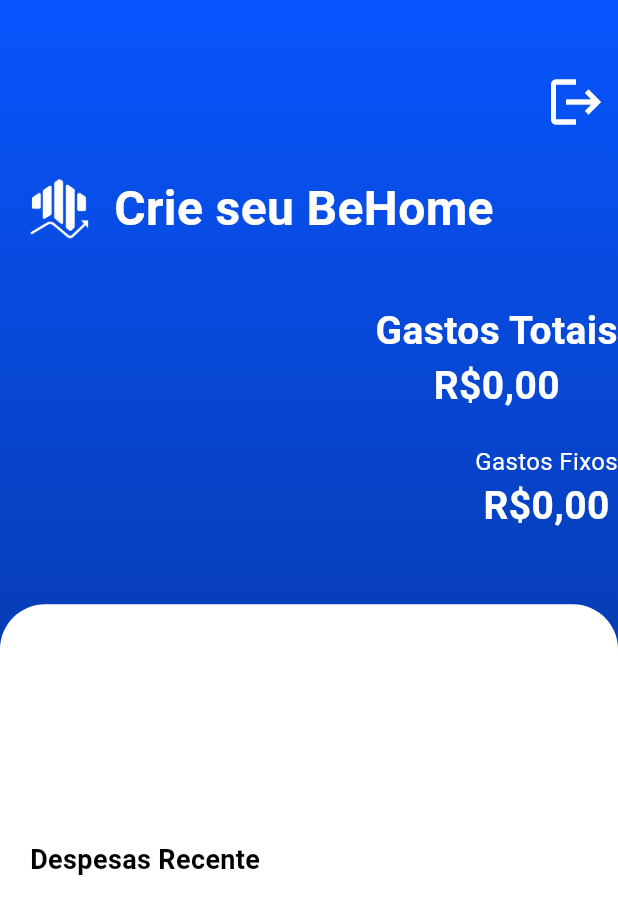
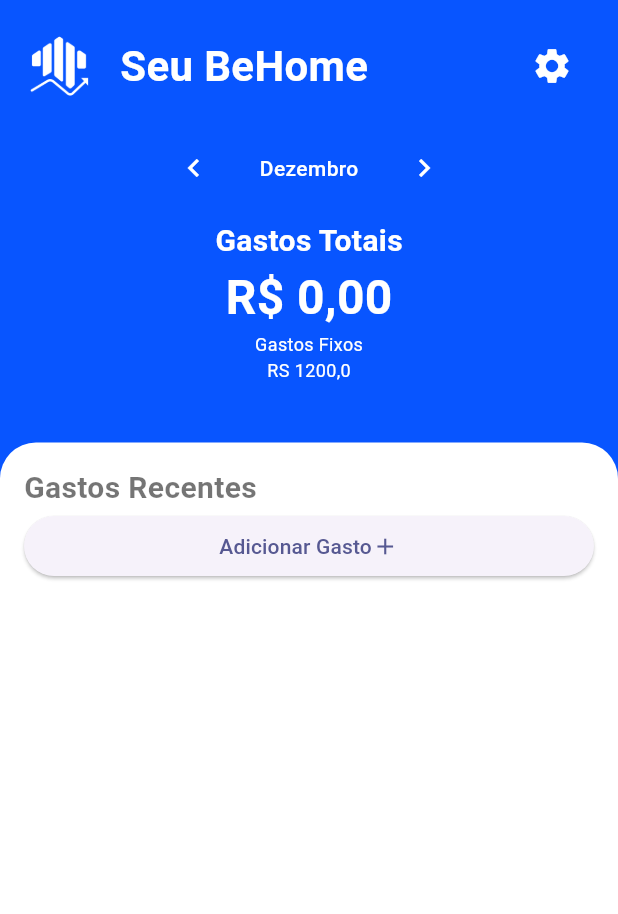
Before and after one commit to Redoze/Behome_-_DSI, a Flutter app: the screen it shows once a user with an empty profile is signed in, on a phone screen of 412 x 824 dp. Shown: the top 914 px of the screen. Run offline on Flutter 3.47's test engine with Material 3 defaults, Android fonts, the phone set to English and light mode, and no system bars; our stand-ins replace cloud_firestore, firebase_auth, firebase_core, fluttertoast; accounts and stored records are empty.

Commit message:
Update gastos

```diff
--- a/lib/pages/home_page.dart
+++ b/lib/pages/home_page.dart
@@ -1,6 +1,10 @@
+import 'package:behome/pages/gastos_page.dart';
 import 'package:behome/services/auth_service.dart';
+import 'package:behome/services/expense_service.dart';
+import 'package:behome/styles/text_styles.dart';
 import 'package:behome/widgets/expenses_list.dart';
 import 'package:flutter/material.dart';
+import 'package:intl/intl.dart';
 import 'package:provider/provider.dart';
 
 class HomePage extends StatefulWidget {
@@ -21,195 +25,200 @@ class _HomePageState extends State<HomePage> {
     }
   }
 
-  final totalAmountController = TextEditingController(text: 'R\$0.00');
-  final fixedExpensesController = TextEditingController(text: 'R\$0.00');
-
-  String totalAmount = 'R\$0,00';
-  String fixedExpenses = 'R\$0,00';
-  double initialY = -1;
-  double currentY = -1;
-
-  void_onVerticalDragUpdate(DragUpdateDetails details) {
-    setState(() {
-      currentY = details.localPosition.dy;
-    });
-  }
-
-  void _onVerticalDragEnd(_) {
-    setState(() {
-      initialY = currentY;
-    });
-  }
-
-  void incrementTotalAmount(String value) {
-    setState(() {
-      totalAmount = value;
-    });
-  }
-
-  void incrementFixedExpenses(String value) {
-    setState(() {
-      fixedExpenses = value;
-    });
-  }
-
   @override
   Widget build(BuildContext context) {
     return Scaffold(
-        body: Center(
-      child: Container(
+      body: Container(
         decoration: const BoxDecoration(
           gradient: LinearGradient(
             begin: Alignment.topCenter,
             end: Alignment.bottomCenter,
             colors: [
-              Color.fromRGBO(8, 85, 255, 1),
-              Color.fromRGBO(5, 39, 114, 1),
+              Color.fromRGBO(8, 85, 255, 1), // End color
+              Color.fromRGBO(8, 85, 255, 1), // Start color
+            ],
+          ),
+        ),
+        child: SafeArea(
+          bottom: false,
+          child: Column(
+            children: [
+              HomeHeader(
+                onSettingsPressed: logout,
+              ),
+              const HouseInfo(),
+              const SizedBox(height: 40),
+              Expanded(
+                child: Container(
+                  decoration: const BoxDecoration(
+                    color: Colors.white, // Set the background color to white
+                    borderRadius: BorderRadius.only(
+                      topLeft: Radius.circular(24.0), // Top left corner radius
+                      topRight:
+                          Radius.circular(24.0), // Top right corner radius
+                    ),
+                  ),
+                  // You can add padding, margin, etc., as needed.
+                  // Add your content or other widgets inside the Container.
+                  child: Padding(
+                    padding: const EdgeInsets.all(16),
+                    child: Column(
+                      crossAxisAlignment: CrossAxisAlignment.start,
+                      children: [
+                        Text(
+                          "Gastos Recentes",
+                          style: AppTextStyles.title
+                              .copyWith(color: Colors.black54),
+                        ),
+                        ElevatedButton(
+                            onPressed: () {
+                              Navigator.push(
+                                  context,
+                                  MaterialPageRoute(
+                                      builder: (builder) =>
+                                          const GastosPage()));
+                            },
+                            child: const Row(
+                              mainAxisAlignment: MainAxisAlignment.center,
+                              children: [
+                                Text("Adicionar Gasto"),
+                                Icon(Icons.add),
                               ],
                             )),
-          child: Container(
-              alignment: Alignment.topLeft,
-              child:
-                  Column(crossAxisAlignment: CrossAxisAlignment.end, children: [
-                const SizedBox(height: 40),
-                IconButton(
-                  onPressed: logout,
-                  icon: const Icon(Icons.logout, color: Colors.white, size: 40),
-                ),
-                const Padding(
-                  padding: EdgeInsets.all(20),
-                  child: Row(
-                    crossAxisAlignment:
-                        CrossAxisAlignment.center, // Centraliza verticalmente
-                    children: [
-                      Padding(
-                        padding: EdgeInsets.only(
-                            right: 16), // Ajuste conforme necessário
-                        child: Image(
-                          image:
-                              AssetImage('assets/images/logo_behome_white.png'),
-                          width: 40,
+                        const ExpensesList(),
+                      ],
                     ),
                   ),
-                      Text(
-                        'Crie seu BeHome',
-                        style: TextStyle(
-                          fontSize: 32,
-                          fontWeight: FontWeight.bold,
-                          color: Colors.white,
                 ),
               ),
             ],
           ),
         ),
-                Column(
-                  mainAxisAlignment: MainAxisAlignment.center,
+      ),
+    );
+  }
+}
+
+class HomeHeader extends StatelessWidget {
+  final VoidCallback
+      onSettingsPressed; // Step 1: Define a variable for the function
+
+  const HomeHeader({
+    super.key,
+    required this.onSettingsPressed, // Require the function to be passed as a parameter
+  });
+
+  @override
+  Widget build(BuildContext context) {
+    return Padding(
+      padding: const EdgeInsets.all(20),
+      child: Row(
         children: [
-                    Padding(
-                      //Total amount
-                      padding: EdgeInsets.only(top: 20),
-                      child: Text(
-                        "Gastos Totais",
+          const Image(
+            image: AssetImage('assets/images/logo_behome_white.png'),
+            width: 40,
+          ),
+          const SizedBox(width: 20),
+          const Text(
+            "Seu BeHome",
             style: TextStyle(
-                          fontSize: 26,
+              fontSize: 28,
               fontWeight: FontWeight.bold,
               color: Colors.white,
             ),
-                        textAlign: TextAlign.center,
           ),
+          const Spacer(),
+          IconButton(
+            onPressed: onSettingsPressed,
+            icon: const Icon(
+              Icons.settings,
+              size: 28,
+              color: Colors.white,
             ),
-                    Text(
-                      totalAmount,
-                      style: TextStyle(
-                          fontSize: 26,
-                          fontWeight: FontWeight.bold,
-                          color: Colors.white),
-                      textAlign: TextAlign.center,
+          )
+        ],
+      ),
+    );
+  }
+}
+
+class HouseInfo extends StatelessWidget {
+  const HouseInfo({super.key});
+
+  @override
+  Widget build(BuildContext context) {
+    return Column(
+      children: [
+        Row(
+          mainAxisAlignment: MainAxisAlignment.center,
+          children: [
+            IconButton(
+              onPressed: () {},
+              color: Colors.white,
+              icon: const Icon(Icons.keyboard_arrow_left),
+            ),
+            const SizedBox(width: 20),
+            const Text("Dezembro", style: AppTextStyles.label),
+            const SizedBox(width: 20),
+            IconButton(
+              onPressed: () {},
+              color: Colors.white,
+              icon: const Icon(Icons.keyboard_arrow_right),
             ),
           ],
         ),
-                Column(
-                  mainAxisAlignment: MainAxisAlignment.center,
-                  children: [
-                    Padding(
-                      // Fixed expenses
-                      padding: EdgeInsets.only(top: 20),
-                      child: Text(
-                        "Gastos Fixos",
-                        style: TextStyle(
-                          fontSize: 16,
-                          fontWeight: FontWeight.normal,
-                          color: Colors.white,
-                        ),
-                        textAlign: TextAlign.center,
-                      ),
-                    ),
-                    Text(
-                      totalAmount,
-                      style: TextStyle(
-                          fontSize: 26,
-                          fontWeight: FontWeight.bold,
-                          color: Colors.white),
-                      textAlign: TextAlign.center,
-                    ),
+        const SizedBox(height: 10),
+        const Text("Gastos Totais", style: AppTextStyles.title),
+        // const Text("RS 3.530,40", style: AppTextStyles.largeTitle),
+        const ExpenseTotalValue(),
+        const Text("Gastos Fixos", style: AppTextStyles.description),
+        const Text("RS 1200,0", style: AppTextStyles.description)
       ],
-                ),
-                Expanded(
-                    child: DraggableScrollableSheet(
-                  maxChildSize: 1.0,
-                  minChildSize: 0.9,
-                  initialChildSize: 0.9,
-                  builder: (BuildContext context,
-                      ScrollController scrollController) {
-                    return Container(
-                        decoration: BoxDecoration(
-                            color: Colors.white,
-                            borderRadius: BorderRadius.vertical(
-                                top: Radius.circular(30))),
-                        child: ListView(
-                          controller: scrollController,
-                          padding: EdgeInsets.only(top: 15),
-                          children: [
-                            Padding(
-                              // Residents
-                              padding: EdgeInsets.all(20),
-                              child: Container(
-                                height: MediaQuery.of(context).size.height * .1,
-                                child: ListView.builder(
-                                  scrollDirection: Axis.horizontal,
-                                  itemCount: 1,
-                                  itemBuilder:
-                                      (BuildContext context, int index) {
-                                    return Padding(
-                                        padding: EdgeInsets.all(8),
-                                        child: Column(
-                                          children: [
-                                            // Container for residents
-                                          ],
-                                        ));
-                                  },
-                                ),
-                              ),
-                            ),
-                            Padding(
-                              // Expenses
-                              padding: EdgeInsets.all(20),
-                              child: Column(
-                                crossAxisAlignment: CrossAxisAlignment.start,
-                                children: [
-                                  Text("Despesas Recente",
-                                      style: TextStyle(
-                                          fontSize: 18,
-                                          fontWeight: FontWeight.bold,
-                                          color: Colors.black)),
-                                ],
-                              ),
-                            ),
-                          ],
-                        ));
-                  },
-                ))
-              ]))),
-    ));
+    );
   }
 }
+
+class ExpenseTotalValue extends StatelessWidget {
+  const ExpenseTotalValue({super.key});
+
+  @override
+  Widget build(BuildContext context) {
+    AuthService authService = Provider.of<AuthService>(context);
+    FirestoreService firestoreService = FirestoreService();
+
+    // Check if the user is not null
+    if (authService.user == null) {
+      return const Center(child: CircularProgressIndicator());
+    }
+
+    String homeId = authService.user!.uid;
+
+    return StreamBuilder<double>(
+      stream: firestoreService.calculateTotalExpenses(homeId),
+      builder: (context, snapshot) {
+        if (snapshot.connectionState == ConnectionState.waiting) {
+          return CircularProgressIndicator(); // Show loading indicator while waiting for data
+        }
+
+        if (snapshot.hasError) {
+          return Text(
+              'Error: ${snapshot.error}'); // Show error message if any error occurs
+        }
+
+        if (!snapshot.hasData) {
+          return const Text(
+              'No data available'); // Handle the case when there's no data
+        }
+
+        double totalExpenses = snapshot.data ?? 0;
+
+        return Text(
+            NumberFormat.currency(
+              locale: 'pt_BR',
+              symbol: 'R\$',
+            ).format(totalExpenses),
+            style: AppTextStyles.largeTitle); // Display the total expenses
+      },
+    );
+  }
+}
--- a/lib/services/expense_service.dart
+++ b/lib/services/expense_service.dart
@@ -9,6 +9,12 @@ class FirestoreService {
     DocumentReference docRef = _expensesCollection.doc();
     expense.id = docRef.id;
     await docRef.set(expense.toJson());
+  }
+
+  Stream<double> calculateTotalExpenses(String homeId) {
+    return readExpenses(homeId).map((expenses) {
+      return expenses.fold(0, (sum, expense) => sum + expense.amount);
+    });
   }
 
   Stream<List<ExpenseModel>> readExpenses(String homeId) {
--- /dev/null
+++ b/lib/styles/text_styles.dart
@@ -0,0 +1,27 @@
+// styles.dart
+import 'package:flutter/material.dart';
+
+class AppTextStyles {
+  static const TextStyle title = TextStyle(
+    fontSize: 20.0,
+    fontWeight: FontWeight.bold,
+    color: Colors.white,
+  );
+
+  static const TextStyle label = TextStyle(
+    fontSize: 14.0,
+    fontWeight: FontWeight.w500,
+    color: Colors.white,
+  );
+
+  static const TextStyle description = TextStyle(
+    fontSize: 12.0,
+    color: Colors.white,
+  );
+
+  static const TextStyle largeTitle = TextStyle(
+    fontSize: 32.0,
+    fontWeight: FontWeight.bold,
+    color: Colors.white,
+  );
+}
--- a/lib/widgets/expenses_list.dart
+++ b/lib/widgets/expenses_list.dart
@@ -69,7 +69,7 @@ class ExpensesList extends StatelessWidget {
                             symbol: 'R\$',
                           ).format(expense.amount),
                           style: const TextStyle(
-                            color: Color.fromRGBO(8, 85, 255, 1),
+                            color: Colors.blue,
                             fontSize: 16,
                             fontWeight: FontWeight.bold,
                           )),
--- a/pubspec.yaml
+++ b/pubspec.yaml
@@ -31,7 +31,6 @@ dependencies:
   flutter:
     sdk: flutter
   provider: ^6.1.1
-  intl: ^0.17.0
 
   # The following adds the Cupertino Icons font to your application.
   # Use with the CupertinoIcons class for iOS style icons.
@@ -41,6 +40,9 @@ dependencies:
   firebase_core: ^2.22.0
   firebase_auth: ^4.13.0
   cloud_firestore: ^4.13.0
+
+  intl: ^0.17.0
+  fluttertoast: ^8.0.9
 
 dev_dependencies:
   flutter_test:
```
Also changed, not shown: lib/models/expense_model.dart (+7 -5 lines), lib/pages/gastos_page.dart (+78 -17 lines), lib/widgets/form_validators.dart (+9 -0 lines), pubspec.lock, 1 other file. Lines whose indentation alone changed are shown as unchanged.
